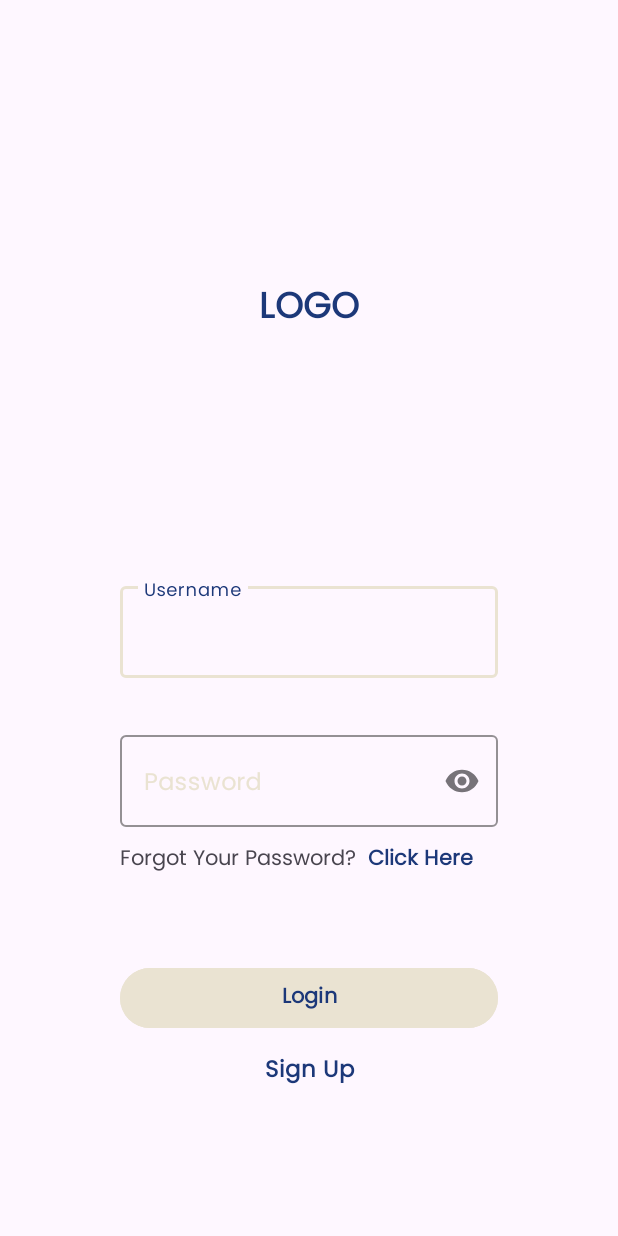
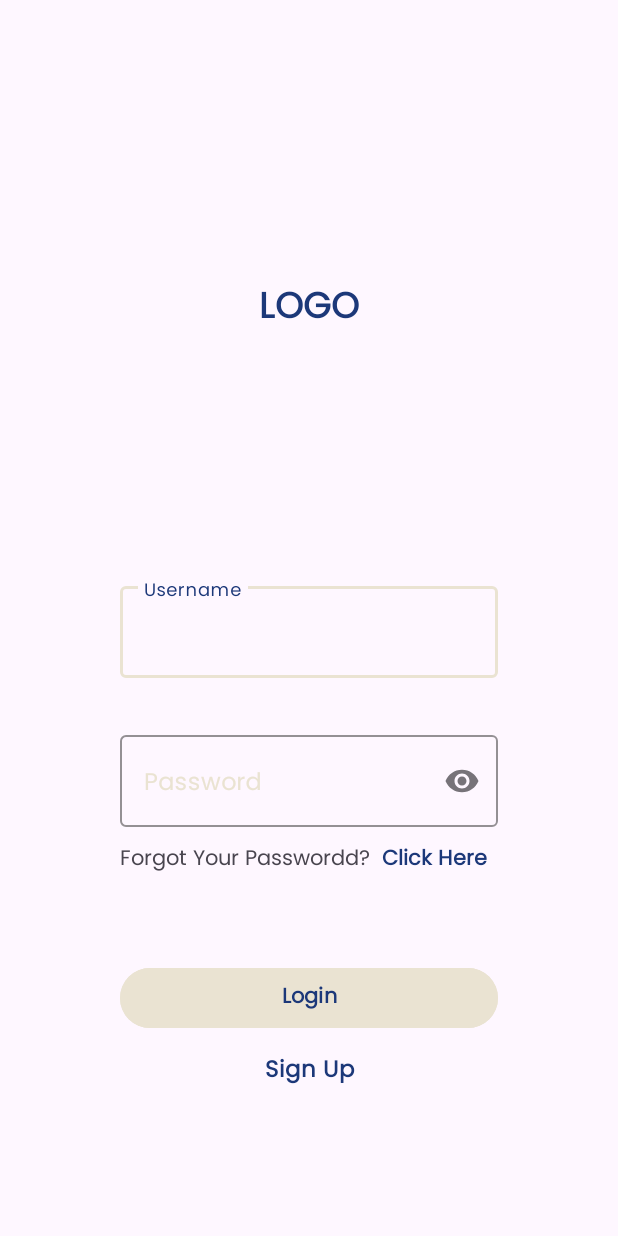
Before and after one commit to Dandy-Candra/JobSeek, an Android app: the screen it shows after launch (MainActivity), on a phone screen of 412 x 824 dp. Run offline under Robolectric (Android 15) with nearby library versions, the phone set to English and light mode, and no system bars.

Commit message:
cuman test di aktiviti login lupa pasword dd

```diff
--- a/app/src/main/res/layout/activity_login.xml
+++ b/app/src/main/res/layout/activity_login.xml
@@ -75,7 +75,7 @@
         android:layout_height="wrap_content"
         android:layout_marginTop="10dp"
         android:fontFamily="@font/poppins"
-        android:text="Forgot Your Password?"
+        android:text="Forgot Your Passwordd?"
         app:layout_constraintEnd_toEndOf="parent"
         app:layout_constraintHorizontal_bias="0.0"
         app:layout_constraintStart_toStartOf="parent"
```
